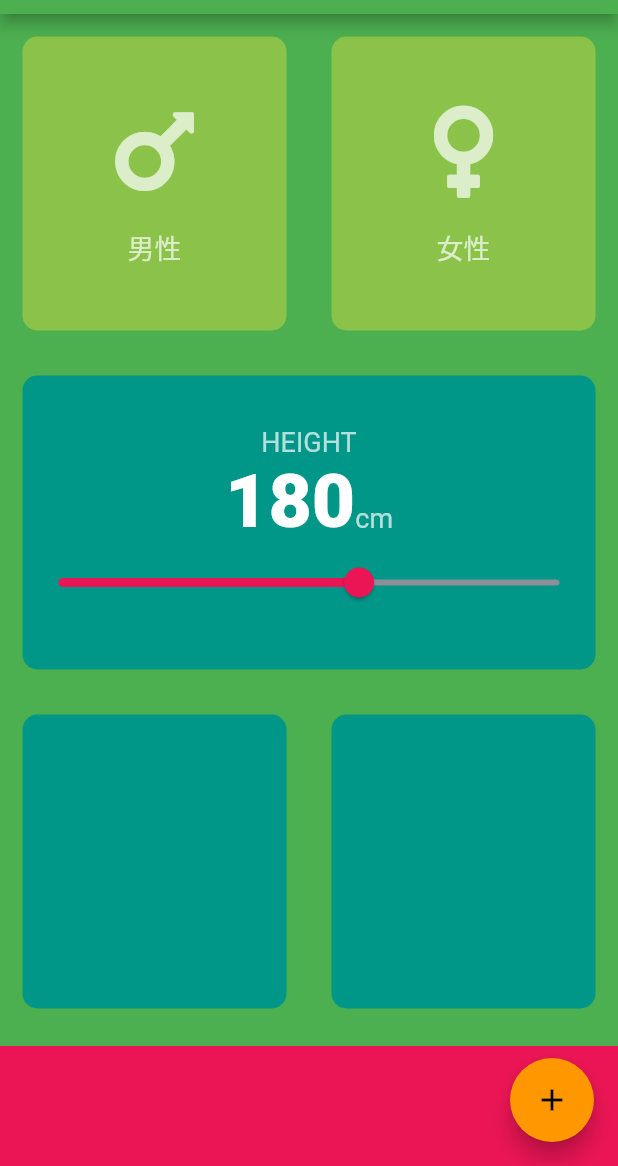
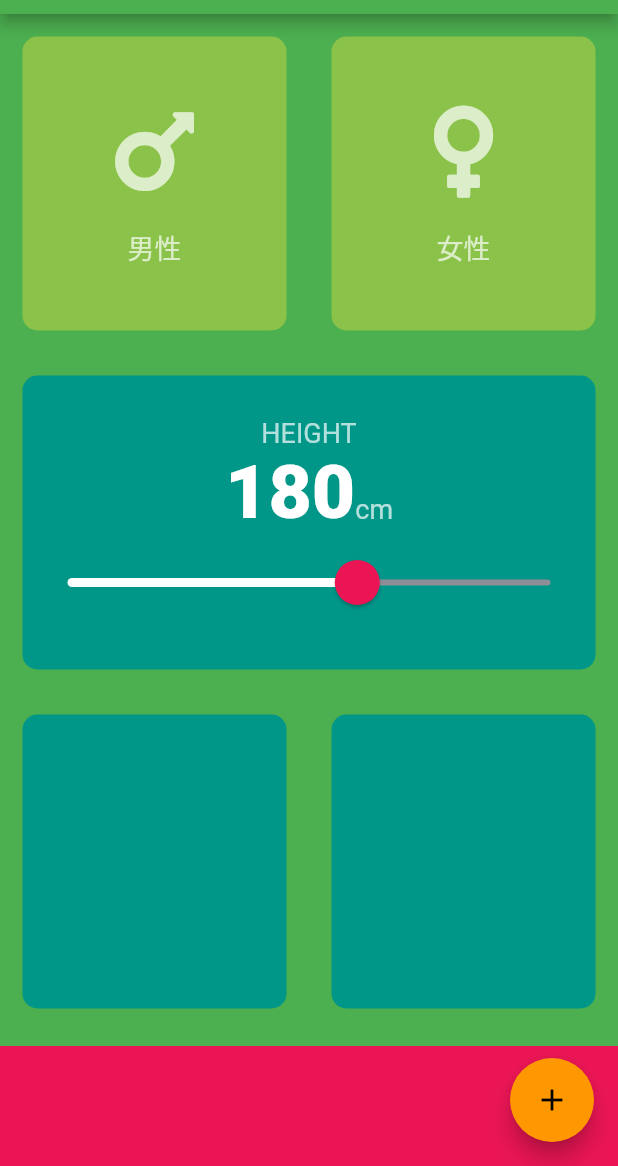
Before and after one commit to moriyamasaaaki/calculator_app, a Flutter app: the screen it shows after launch, on a phone screen of 412 x 824 dp, the part 70-1236 px from its top. Run offline on Flutter 3.47's test engine with Material 2 defaults, Android fonts, the phone set to English and light mode, and no system bars; our stand-ins replace font_awesome_flutter.

Commit message:
feat(input_page): Slider.Theme作成

```diff
--- a/lib/input_page.dart
+++ b/lib/input_page.dart
@@ -89,17 +89,26 @@ class _InputPageState extends State<InputPage> {
                       )
                     ],
                   ),
-                  Slider(
+                  SliderTheme(
+                    data: SliderTheme.of(context).copyWith(
+                        activeTrackColor: Colors.white,
+                        inactiveTrackColor: Color(0xFF8D8E98),
+                        overlayColor: Color(0x29EB1555),
+                        thumbColor: Color(0xFFEB1555),
+                        thumbShape:
+                            RoundSliderThumbShape(enabledThumbRadius: 15.0),
+                        overlayShape:
+                            RoundSliderOverlayShape(overlayRadius: 30.0)),
+                    child: Slider(
                       value: height.toDouble(),
                       min: 120.0,
                       max: 220.0,
-                    activeColor: Color(0xFFEB1555),
-                    inactiveColor: Color(0xFF8D8E98),
                       onChanged: (double newValue) {
                         setState(() {
                           height = newValue.round();
                         });
                       },
+                    ),
                   ),
                 ],
               ),
```
Lines whose indentation alone changed are shown as unchanged.
